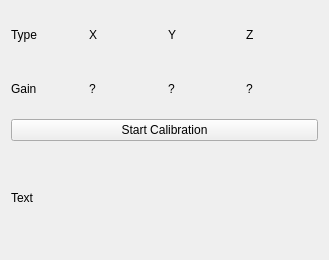
Qt form src/brickv/plugin_system/plugins/imu/ui/calibrate_gyroscope_gain.ui (Tinkerforge/brickv) before a commit.
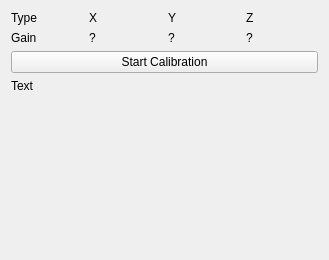
The same form after that commit.

Commit message: imu: Add button to restore factory calibration

The edit to the form file:
```diff
--- a/src/brickv/plugin_system/plugins/imu/ui/calibrate_gyroscope_gain.ui
+++ b/src/brickv/plugin_system/plugins/imu/ui/calibrate_gyroscope_gain.ui
@@ -93,6 +93,19 @@
        </property>
       </widget>
      </item>
+     <item>
+      <spacer name="verticalSpacer">
+       <property name="orientation">
+        <enum>Qt::Vertical</enum>
+       </property>
+       <property name="sizeHint" stdset="0">
+        <size>
+         <width>20</width>
+         <height>40</height>
+        </size>
+       </property>
+      </spacer>
+     </item>
     </layout>
    </item>
   </layout>
```
The commit also changes 6 other files.
